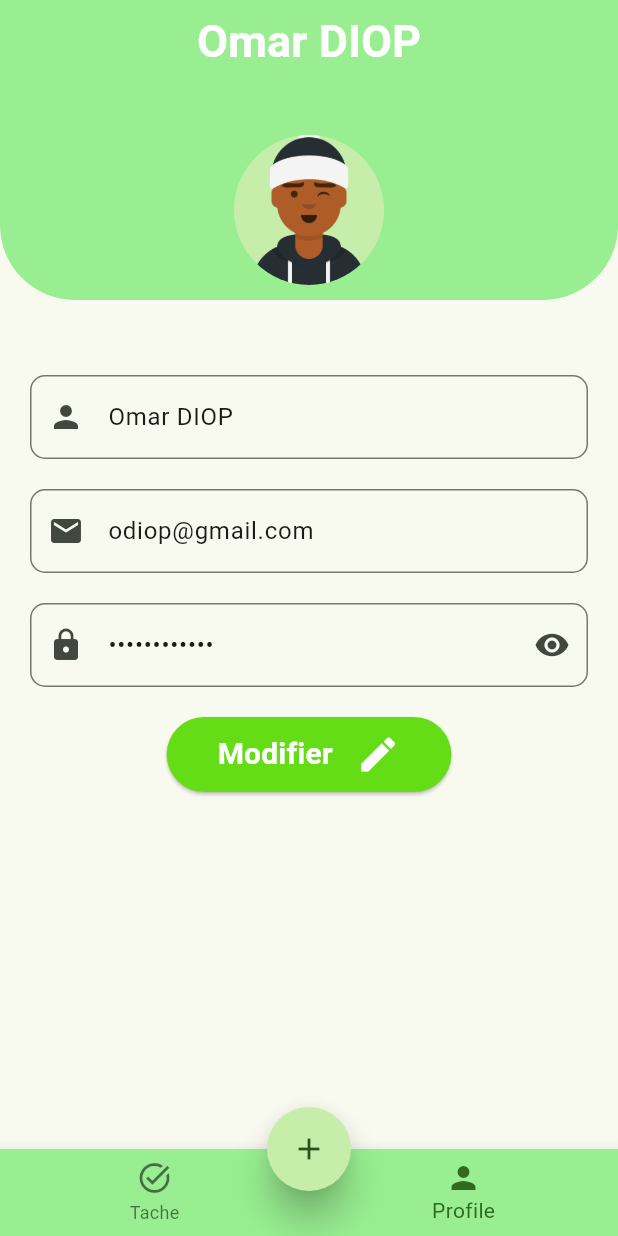
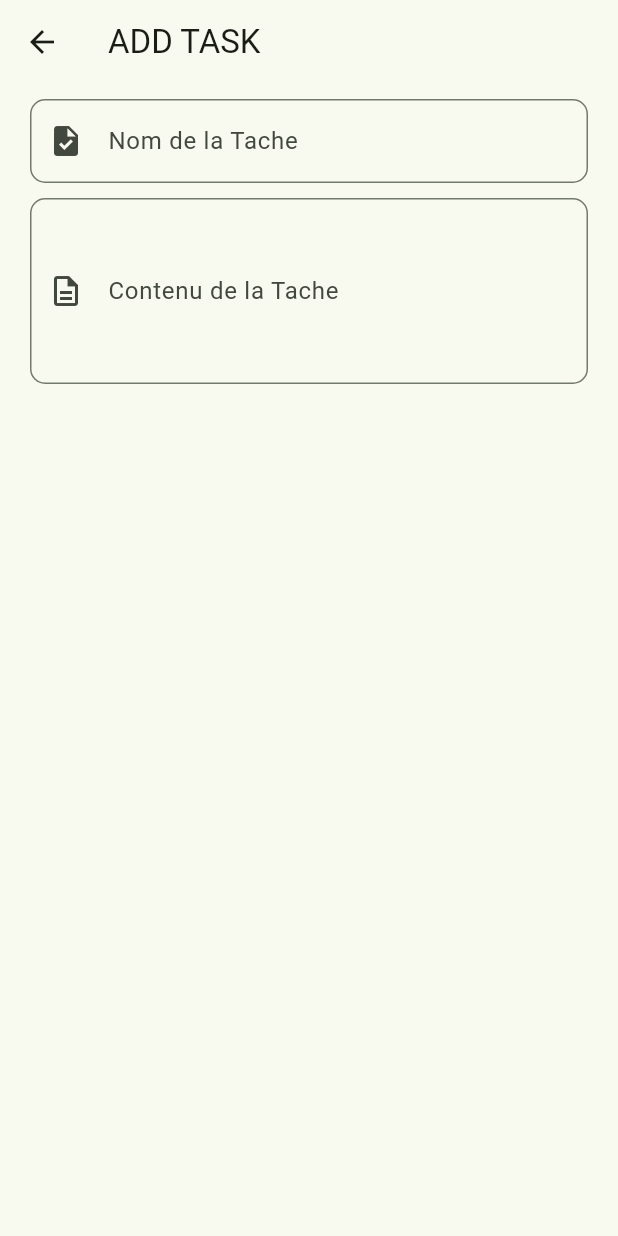
Before and after one commit to OmarDIOP0/tasker-app-force-n, a Flutter app: the HomePage screen opened by its route, item 2 of the bottom bar chosen, after a tap on the "add" icon, on a phone screen of 412 x 824 dp. Run offline on Flutter 3.47's test engine with Material 3 defaults, Android fonts, the phone set to English and light mode, and no system bars.

Commit message:
implementation de la page ajout de tache

```diff
--- a/lib/main.dart
+++ b/lib/main.dart
@@ -21,7 +21,7 @@ class MyApp extends StatelessWidget {
         colorScheme: ColorScheme.fromSeed(seedColor: lightgreenColor),
         useMaterial3: true,
       ),
-      initialRoute: '/',
+      initialRoute: '/add-task',
       onGenerateRoute: RouteGenerator.generateRoute,
     );
   }
--- /dev/null
+++ b/lib/screen/add_task/Add_task.dart
@@ -0,0 +1,61 @@
+import 'package:flutter/material.dart';
+import 'package:flutter/services.dart';
+import 'package:tasker/widget/ui_custom_Form.dart';
+
+class AddTask extends StatefulWidget {
+  const AddTask({Key? key}) : super(key: key);
+
+  @override
+  State<AddTask> createState() => _AddTaskState();
+}
+
+class _AddTaskState extends State<AddTask> {
+  TextEditingController nom_tache = TextEditingController();
+  TextEditingController contenu_tache = TextEditingController();
+  @override
+  Widget build(BuildContext context) {
+    SystemChrome.setSystemUIOverlayStyle(const SystemUiOverlayStyle(
+      systemNavigationBarColor: Colors.white
+    ));
+    return Scaffold(
+      appBar: AppBar(title: Text("ADD TASK"),),
+      body: SingleChildScrollView(
+        child: Container(
+          padding: const EdgeInsets.only(top: 10),
+          child:Column(
+            children: [
+              UICustomForm(
+                  controller: nom_tache,
+                  nameField: "Nom de la Tache",
+                  comment: "nom_de_la_tache",
+                  icon: const Icon(Icons.task)
+              ),
+              const SizedBox(height: 10),
+          Padding(
+            padding:const EdgeInsets.only(left: 20,right: 20),
+            child: TextFormField(
+                controller: contenu_tache,
+                decoration: InputDecoration(
+                    prefixIcon:const  Icon(Icons.description_outlined),
+                    labelText:"Contenu de la Tache",
+                    hintText: "contenu_de_la_tache",
+                    border:  OutlineInputBorder(
+                        borderRadius: BorderRadius.circular(10)
+                    ),
+                  contentPadding: const EdgeInsets.symmetric(vertical: 50,horizontal: 20)
+                ),
+                validator: (value){
+                  if(value==null || value.isEmpty){
+                    return "Le champs est obligatoire";
+                  }
+                  return null;
+                }
+            ),
+            )
+            ],
+          ),
+        ),
+      )
+    );
+  }
+}
--- a/lib/screen/home/home_page.dart
+++ b/lib/screen/home/home_page.dart
@@ -24,7 +24,9 @@ class _HomePageState extends State<HomePage> {
         tooltip: "Ajouté une tache",
         shape: const CircleBorder(),
         elevation: 10,
-          onPressed:(){},
+          onPressed:(){
+          Navigator.pushNamed(context, '/add-task');
+          },
         child: const Icon(Icons.add),
       ),
       floatingActionButtonLocation: FloatingActionButtonLocation.centerDocked,
--- a/lib/widget/routegenerator.dart
+++ b/lib/widget/routegenerator.dart
@@ -1,4 +1,5 @@
 import 'package:flutter/material.dart';
+import 'package:tasker/screen/add_task/Add_task.dart';
 import 'package:tasker/screen/home/home_page.dart';
 import 'package:tasker/screen/login/login.dart';
 import 'package:tasker/screen/onboarding/onboarding.dart';
@@ -16,6 +17,8 @@ class RouteGenerator{
         return MaterialPageRoute(builder: (context)=>const RegisterPage());
       case '/login':
         return MaterialPageRoute(builder: (context)=>const LoginPage());
+      case '/add-task':
+        return MaterialPageRoute(builder: (context)=>const AddTask());
       default:
         return MaterialPageRoute(builder: (context)=>Scaffold(
           appBar: AppBar(title: const Text("Error"),),
```
Also changed, not shown: lib/widget/ui_custom_add_task_desc.dart (added).
